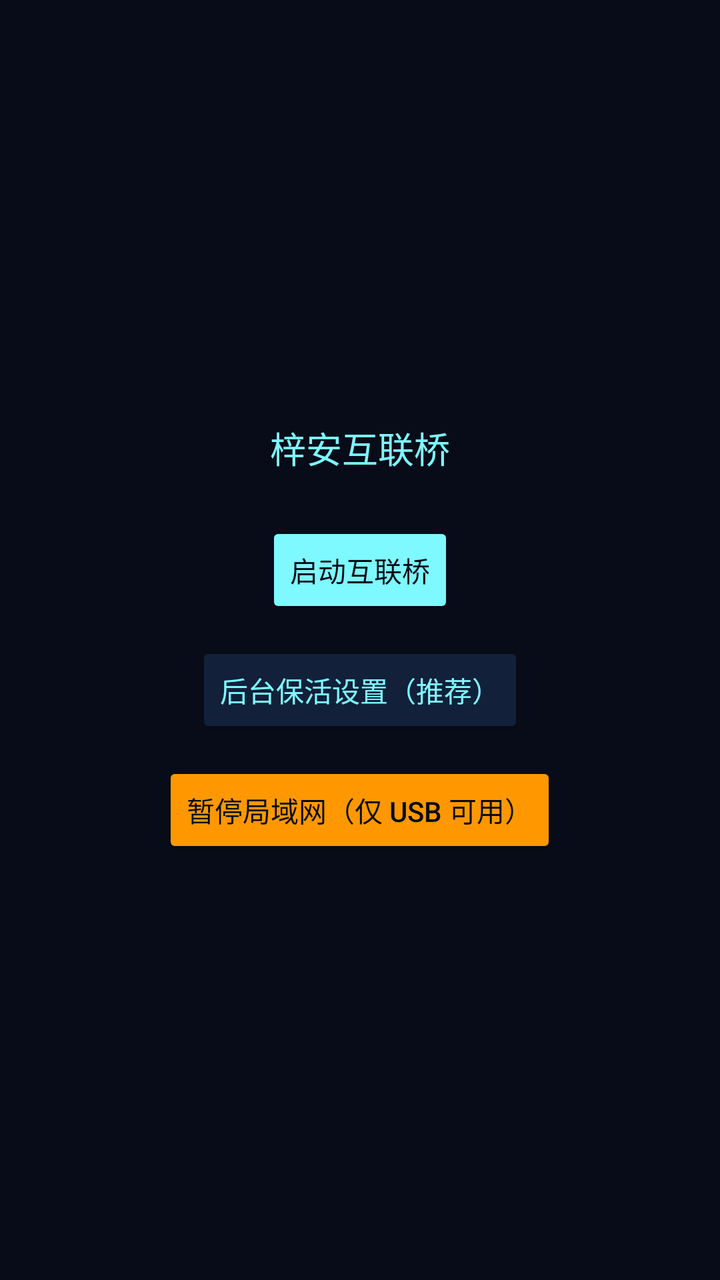
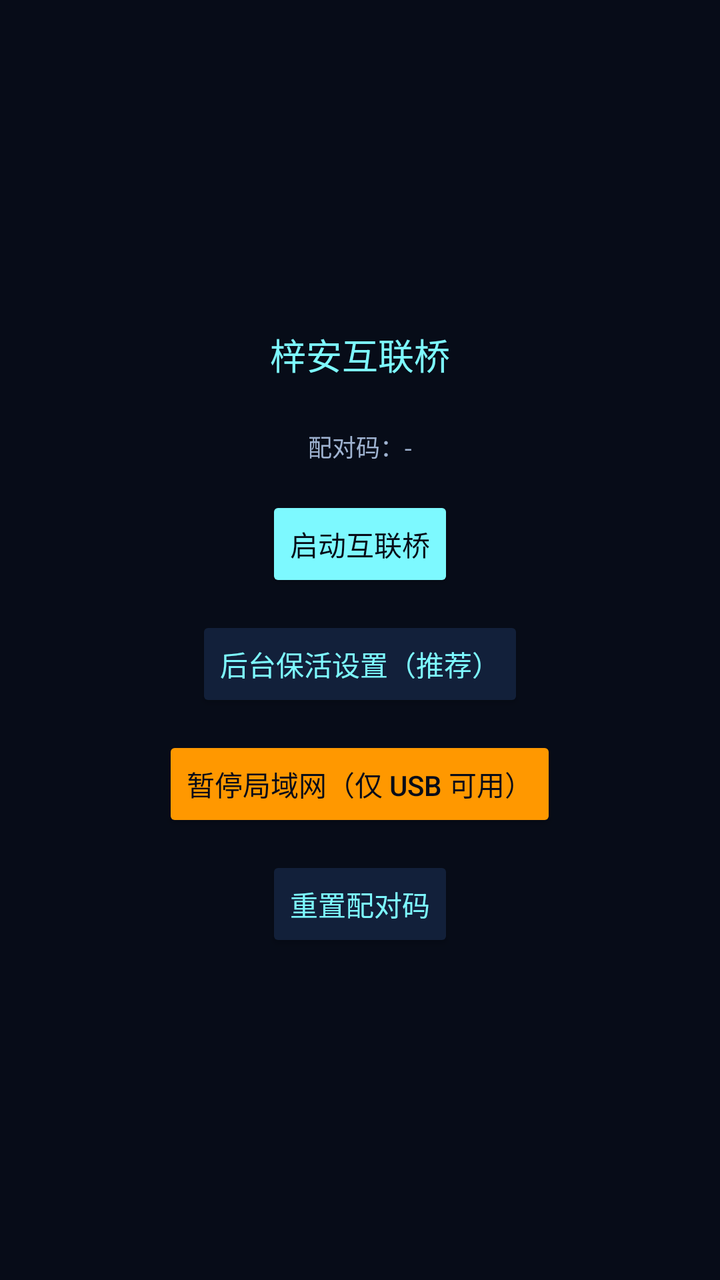

The first picture is an Android layout as it rendered before a commit; the second is the same layout after the commit. The layout source and the unified diff follow.
<!-- AndroidManifest.xml: application theme Theme.Bridge -->
<!-- res/layout/activity_main.xml -->
<?xml version="1.0" encoding="utf-8"?>
<LinearLayout xmlns:android="http://schemas.android.com/apk/res/android"
    android:layout_width="match_parent"
    android:layout_height="match_parent"
    android:orientation="vertical"
    android:gravity="center"
    android:padding="24dp"
    android:background="#070c18">

    <TextView
        android:id="@+id/tv_status"
        android:layout_width="match_parent"
        android:layout_height="wrap_content"
        android:gravity="center"
        android:text="梓安互联桥"
        android:textColor="#7df9ff"
        android:textSize="18sp"
        android:lineSpacingExtra="4dp"
        android:layout_marginBottom="24dp" />

    <Button
        android:id="@+id/btn_start"
        android:layout_width="wrap_content"
        android:layout_height="wrap_content"
        android:text="启动互联桥"
        android:textColor="#070c18"
        android:backgroundTint="#7df9ff" />

    <Button
        android:id="@+id/btn_keepalive"
        android:layout_width="wrap_content"
        android:layout_height="wrap_content"
        android:layout_marginTop="12dp"
        android:text="后台保活设置（推荐）"
        android:textColor="#7df9ff"
        android:backgroundTint="#12203a" />

    <Button
        android:id="@+id/btn_pause_lan"
        android:layout_width="wrap_content"
        android:layout_height="wrap_content"
        android:layout_marginTop="12dp"
        android:text="暂停局域网（仅 USB 可用）"
        android:textColor="#070c18"
        android:backgroundTint="#ff9800" />
</LinearLayout>
<!-- resources referenced by this layout -->
<resources>
  <style name="Theme.Bridge" parent="android:Theme.Material.NoActionBar">
          <item name="android:colorPrimary">#0d1b2a</item>
          <item name="android:colorPrimaryDark">#070c18</item>
          <item name="android:colorAccent">#7df9ff</item>
          <item name="android:windowBackground">#070c18</item>
      </style>
</resources>

<!-- the commit's change to res/layout/activity_main.xml (unified diff, before → after) -->
@@ -17,6 +17,17 @@
         android:textSize="18sp"
         android:lineSpacingExtra="4dp"
         android:layout_marginBottom="24dp" />
+
+    <TextView
+        android:id="@+id/tv_token"
+        android:layout_width="match_parent"
+        android:layout_height="wrap_content"
+        android:gravity="center"
+        android:fontFamily="monospace"
+        android:text="配对码：-"
+        android:textColor="#9fb3d1"
+        android:textSize="12sp"
+        android:layout_marginBottom="16dp" />
 
     <Button
         android:id="@+id/btn_start"
@@ -43,4 +54,13 @@
         android:text="暂停局域网（仅 USB 可用）"
         android:textColor="#070c18"
         android:backgroundTint="#ff9800" />
+
+    <Button
+        android:id="@+id/btn_reset_token"
+        android:layout_width="wrap_content"
+        android:layout_height="wrap_content"
+        android:layout_marginTop="12dp"
+        android:text="重置配对码"
+        android:textColor="#7df9ff"
+        android:backgroundTint="#12203a" />
 </LinearLayout>
